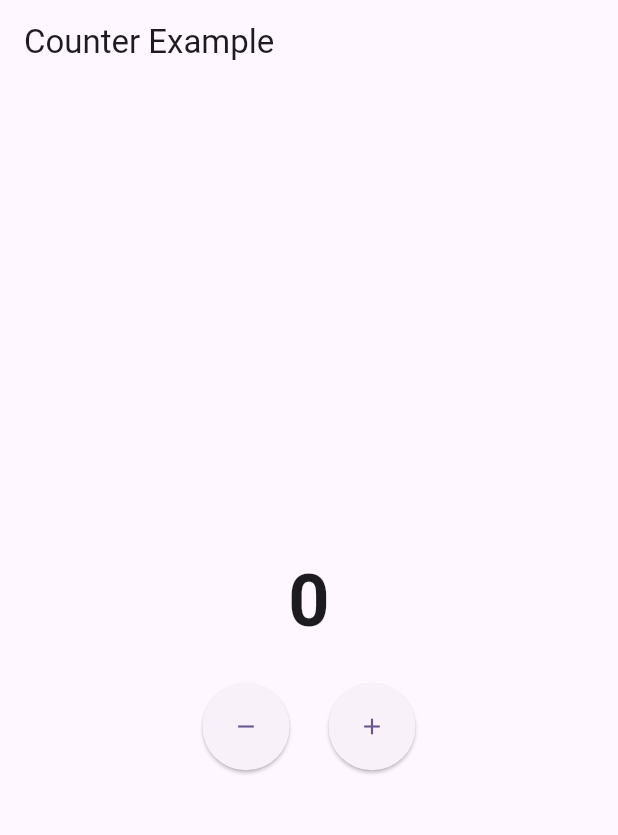
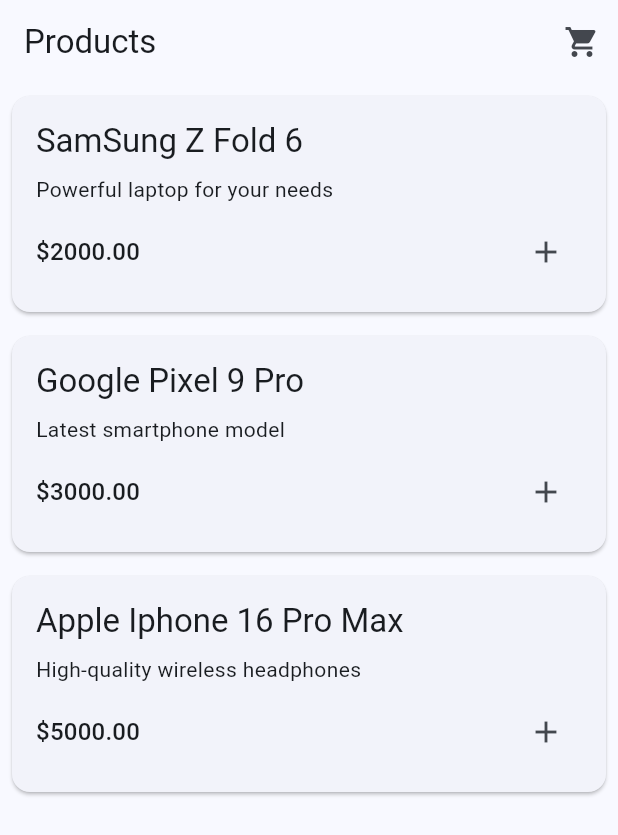
Before and after one commit to terry2262001/demo_state, a Flutter app: the screen it shows after launch, on a phone screen of 412 x 824 dp. Shown: the top 835 px of the screen. Run offline on Flutter 3.47's test engine with Material 3 defaults, Android fonts, the phone set to English and light mode, and no system bars.

Commit message:
update: unitest, hamdle func `setStateAsync`, app demo `add to cart`

```diff
--- a/lib/main.dart
+++ b/lib/main.dart
@@ -1,4 +1,5 @@
 import 'package:demo_state/src/counter_screen.dart';
+import 'package:demo_state/src/product_screen.dart';
 import 'package:flutter/material.dart';
 import 'package:prostate/prostate.dart';
 
@@ -14,18 +15,33 @@
   );
 }
 
+// class MyApp extends StatelessWidget {
+//   const MyApp({super.key});
+//
+//   @override
+//   Widget build(BuildContext context) {
+//     return MaterialApp(
+//       title: 'Counter App',
+//       theme: ThemeData(
+//         colorScheme: ColorScheme.fromSeed(seedColor: Colors.deepPurple),
+//         useMaterial3: true,
+//       ),
+//       home: const CounterScreen(),
+//     );
+//   }
+// }
 class MyApp extends StatelessWidget {
   const MyApp({super.key});
 
   @override
   Widget build(BuildContext context) {
     return MaterialApp(
-      title: 'Counter App',
+      title: 'Shopping Cart Demo',
       theme: ThemeData(
-        colorScheme: ColorScheme.fromSeed(seedColor: Colors.deepPurple),
+        colorScheme: ColorScheme.fromSeed(seedColor: Colors.blue),
         useMaterial3: true,
       ),
-      home: const CounterScreen(),
+      home: ProductsScreen(),
     );
   }
 }
--- a/lib/src/counter_screen.dart
+++ b/lib/src/counter_screen.dart
@@ -1,8 +1,6 @@
 
 import 'package:flutter/material.dart';
 import 'package:prostate/prostate.dart';
-
-import 'builder/state_builder.dart';
 
 class CounterScreen extends StatelessWidget {
   const CounterScreen({super.key});
@@ -19,7 +17,6 @@
         child: Column(
           mainAxisAlignment: MainAxisAlignment.center,
           children: [
-            // Hiển thị số
             StateBuilder<int>(
               stateKey: 'counter',
               defaultValue: 0,
@@ -34,11 +31,9 @@
               },
             ),
             const SizedBox(height: 20),
-            // Các nút bấm
             Row(
               mainAxisAlignment: MainAxisAlignment.center,
               children: [
-                // Nút trừ
                 ElevatedButton(
                   onPressed: () {
                     final currentValue = stateManager.getState<int>('counter') ?? 0;
@@ -51,7 +46,6 @@
                   child: const Icon(Icons.remove),
                 ),
                 const SizedBox(width: 20),
-                // Nút cộng
                 ElevatedButton(
                   onPressed: () {
                     final currentValue = stateManager.getState<int>('counter') ?? 0;
--- /dev/null
+++ b/lib/src/models/CartItem.dart
@@ -0,0 +1,13 @@
+import 'Product.dart';
+
+class CartItem {
+  final Product product;
+  final int quantity;
+
+  CartItem({
+    required this.product,
+    required this.quantity,
+  });
+
+  double get total => product.price * quantity;
+}
--- /dev/null
+++ b/lib/src/models/Product.dart
@@ -0,0 +1,13 @@
+class Product {
+  final String id;
+  final String name;
+  final double price;
+  final String description;
+
+  Product({
+    required this.id,
+    required this.name,
+    required this.price,
+    required this.description,
+  });
+}
--- /dev/null
+++ b/lib/src/product_screen.dart
@@ -0,0 +1,179 @@
+import 'package:flutter/material.dart';
+import 'package:prostate/prostate.dart';
+
+import '../screen/cart_screen.dart';
+import 'models/CartItem.dart';
+import 'models/Product.dart';
+
+class ProductsScreen extends StatelessWidget {
+  final List<Product> products = [
+    Product(
+      id: '1',
+      name: 'SamSung Z Fold 6',
+      price: 2000,
+      description: 'Powerful laptop for your needs',
+    ),
+    Product(
+      id: '2',
+      name: 'Google Pixel 9 Pro',
+      price: 3000,
+      description: 'Latest smartphone model',
+    ),
+    Product(
+      id: '3',
+      name: 'Apple Iphone 16 Pro Max',
+      price: 5000,
+      description: 'High-quality wireless headphones',
+    ),
+  ];
+
+  ProductsScreen({super.key});
+
+  @override
+  Widget build(BuildContext context) {
+    final stateManager = StateProvider.of(context);
+
+    // Initialize cart state if not exists
+    if (stateManager.getState<Map<String, CartItem>>('cart') == null) {
+      stateManager.setState<Map<String, CartItem>>('cart', {});
+    }
+
+    return Scaffold(
+      appBar: AppBar(
+        title: const Text('Products'),
+        actions: [
+          // Cart icon with item count
+          StateBuilder<Map<String, CartItem>>(
+            stateKey: 'cart',
+            builder: (context, cart) {
+              final itemCount = cart?.values.fold<int>(
+                0,
+                    (sum, item) => sum + item.quantity,
+              ) ?? 0;
+
+              return Stack(
+                children: [
+                  IconButton(
+                    icon: const Icon(Icons.shopping_cart),
+                    onPressed: () {
+                      Navigator.push(
+                        context,
+                        MaterialPageRoute(
+                          builder: (context) => const CartScreen(),
+                        ),
+                      );
+                    },
+                  ),
+                  if (itemCount > 0)
+                    Positioned(
+                      right: 0,
+                      top: 0,
+                      child: Container(
+                        padding: const EdgeInsets.all(2),
+                        decoration: BoxDecoration(
+                          color: Colors.red,
+                          borderRadius: BorderRadius.circular(10),
+                        ),
+                        constraints: const BoxConstraints(
+                          minWidth: 20,
+                          minHeight: 20,
+                        ),
+                        child: Text(
+                          '$itemCount',
+                          style: const TextStyle(
+                            color: Colors.white,
+                            fontSize: 12,
+                          ),
+                          textAlign: TextAlign.center,
+                        ),
+                      ),
+                    ),
+                ],
+              );
+            },
+          ),
+        ],
+      ),
+      body: ListView.builder(
+        itemCount: products.length,
+        itemBuilder: (context, index) {
+          final product = products[index];
+          return Card(
+            margin: const EdgeInsets.all(8),
+            child: Padding(
+              padding: const EdgeInsets.all(16),
+              child: Column(
+                crossAxisAlignment: CrossAxisAlignment.start,
+                children: [
+                  Text(
+                    product.name,
+                    style: Theme.of(context).textTheme.titleLarge,
+                  ),
+                  const SizedBox(height: 8),
+                  Text(
+                    product.description,
+                    style: Theme.of(context).textTheme.bodyMedium,
+                  ),
+                  const SizedBox(height: 8),
+                  Row(
+                    mainAxisAlignment: MainAxisAlignment.spaceBetween,
+                    children: [
+                      Text(
+                        '\$${product.price.toStringAsFixed(2)}',
+                        style: Theme.of(context).textTheme.titleMedium,
+                      ),
+                      // Add to cart button with quantity
+                      StateBuilder<Map<String, CartItem>>(
+                        stateKey: 'cart',
+                        builder: (context, cart) {
+                          final quantity = cart?[product.id]?.quantity ?? 0;
+                          return Row(
+                            children: [
+                              if (quantity > 0) ...[
+                                IconButton(
+                                  icon: const Icon(Icons.remove),
+                                  onPressed: () {
+                                    final currentCart = Map<String, CartItem>.from(
+                                      cart ?? {},
+                                    );
+                                    if (quantity > 1) {
+                                      currentCart[product.id] = CartItem(
+                                        product: product,
+                                        quantity: quantity - 1,
+                                      );
+                                    } else {
+                                      currentCart.remove(product.id);
+                                    }
+                                    stateManager.setState('cart', currentCart);
+                                  },
+                                ),
+                                Text('$quantity'),
+                              ],
+                              IconButton(
+                                icon: const Icon(Icons.add),
+                                onPressed: () {
+                                  final currentCart = Map<String, CartItem>.from(
+                                    cart ?? {},
+                                  );
+                                  currentCart[product.id] = CartItem(
+                                    product: product,
+                                    quantity: quantity + 1,
+                                  );
+                                  stateManager.setState('cart', currentCart);
+                                },
+                              ),
+                            ],
+                          );
+                        },
+                      ),
+                    ],
+                  ),
+                ],
+              ),
+            ),
+          );
+        },
+      ),
+    );
+  }
+}
--- a/package/prostate/lib/prostate.dart
+++ b/package/prostate/lib/prostate.dart
@@ -4,3 +4,4 @@
 
 part 'src/state_manger.dart';
 part 'src/state_provider.dart';
+part 'src/state_builder.dart';
--- a/lib/src/builder/state_builder.dart
+++ b/package/prostate/lib/src/state_builder.dart
@@ -1,5 +1,4 @@
-import 'package:flutter/widgets.dart';
-import 'package:prostate/prostate.dart';
+part of prostate;
 
 class StateBuilder<T> extends StatefulWidget {
   final String stateKey;
--- a/package/prostate/lib/src/state_provider.dart
+++ b/package/prostate/lib/src/state_provider.dart
@@ -15,7 +15,6 @@
     return provider.stateManager;
   }
 
-
   @override
   bool updateShouldNotify(StateProvider oldWidget) {
     return stateManager != oldWidget.stateManager;
```
Also changed, not shown: lib/screen/cart_screen.dart (added, +98 -0 lines), package/prostate/lib/src/state_manger.dart (+15 -7 lines), 2 other files.
